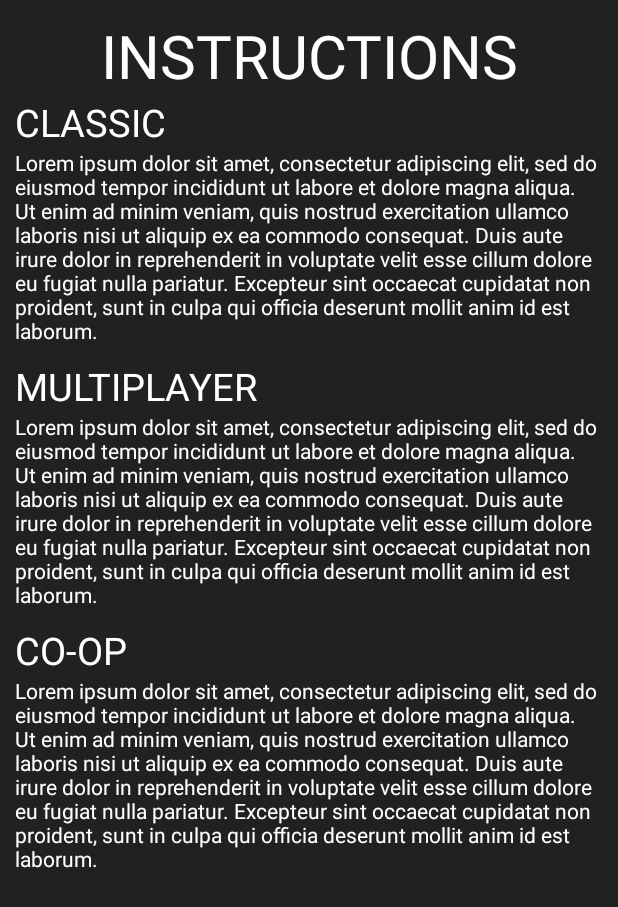
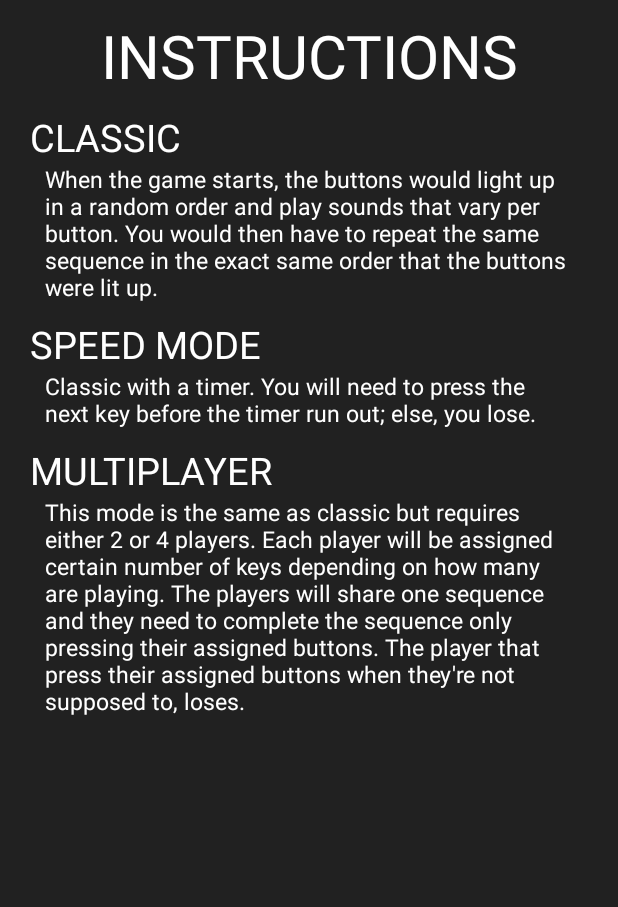
Before and after one commit to iamraafi/Copy_Simon, an Android app: the InstructionsActivity screen opened directly, with no data from a screen before it, on a phone screen of 412 x 824 dp. Shown: the top 907 px of the screen. Run offline under Robolectric (Android 15) with nearby library versions, the phone set to English and light mode, and no system bars.

```diff
--- a/app/src/main/java/ph/edu/dlsu/mobapde/copy_simon/PostGameActivity.java
+++ b/app/src/main/java/ph/edu/dlsu/mobapde/copy_simon/PostGameActivity.java
@@ -89,7 +89,7 @@ public class PostGameActivity extends AppCompatActivity {
             }
         });
 
-        Log.i("postGame", "score " + dbhelper.getLowest(table));
+        Log.i("postGame", "lowest score " + dbhelper.getLowest(table));
         if(score > dbhelper.getLowest(table)){
             newHighScore.show();
         }
--- a/app/src/main/res/layout/activity_instructions.xml
+++ b/app/src/main/res/layout/activity_instructions.xml
@@ -6,19 +6,22 @@
     tools:context="ph.edu.dlsu.mobapde.copy_simon.InstructionsActivity"
     android:orientation="vertical"
     android:padding="10dp">
+
+    <TextView
+        android:layout_width="match_parent"
+        android:layout_height="wrap_content"
+        android:text="INSTRUCTIONS"
+        android:textSize="40sp"
+        android:gravity="center"/>
+
     <ScrollView
         android:layout_width="match_parent"
-        android:layout_height="wrap_content">
+        android:layout_height="wrap_content"
+        android:padding="10dp">
         <LinearLayout
             android:layout_width="wrap_content"
             android:layout_height="wrap_content"
             android:orientation="vertical">
-            <TextView
-                android:layout_width="match_parent"
-                android:layout_height="wrap_content"
-                android:text="INSTRUCTIONS"
-                android:textSize="40sp"
-                android:gravity="center"/>
 
             <TextView
                 android:layout_width="match_parent"
@@ -28,8 +31,28 @@
             <TextView
                 android:layout_width="match_parent"
                 android:layout_height="wrap_content"
-                android:text="Lorem ipsum dolor sit amet, consectetur adipiscing elit, sed do eiusmod tempor incididunt ut labore et dolore magna aliqua. Ut enim ad minim veniam, quis nostrud exercitation ullamco laboris nisi ut aliquip ex ea commodo consequat. Duis aute irure dolor in reprehenderit in voluptate velit esse cillum dolore eu fugiat nulla pariatur. Excepteur sint occaecat cupidatat non proident, sunt in culpa qui officia deserunt mollit anim id est laborum."
-                android:layout_marginBottom="10dp"/>
+                android:textSize="15sp"
+                android:paddingBottom="10dp"
+                android:paddingLeft="10dp"
+                android:paddingRight="10dp"
+                android:text="@string/instructions_classic"/>
+
+
+            <TextView
+                android:layout_width="match_parent"
+                android:layout_height="wrap_content"
+                android:text="SPEED MODE"
+                android:textSize="25sp"/>
+
+            <TextView
+                android:layout_width="match_parent"
+                android:layout_height="wrap_content"
+                android:textSize="15sp"
+                android:paddingBottom="10dp"
+                android:paddingLeft="10dp"
+                android:paddingRight="10dp"
+                android:text="@string/instructions_speed"
+                />
 
             <TextView
                 android:layout_width="match_parent"
@@ -40,20 +63,12 @@
             <TextView
                 android:layout_width="match_parent"
                 android:layout_height="wrap_content"
-                android:text="Lorem ipsum dolor sit amet, consectetur adipiscing elit, sed do eiusmod tempor incididunt ut labore et dolore magna aliqua. Ut enim ad minim veniam, quis nostrud exercitation ullamco laboris nisi ut aliquip ex ea commodo consequat. Duis aute irure dolor in reprehenderit in voluptate velit esse cillum dolore eu fugiat nulla pariatur. Excepteur sint occaecat cupidatat non proident, sunt in culpa qui officia deserunt mollit anim id est laborum."
-                android:layout_marginBottom="10dp"/>
+                android:textSize="15sp"
+                android:paddingBottom="10dp"
+                android:paddingLeft="10dp"
+                android:paddingRight="10dp"
+                android:text="@string/instructions_multiplayer"/>
 
-            <TextView
-                android:layout_width="match_parent"
-                android:layout_height="wrap_content"
-                android:text="CO-OP"
-                android:textSize="25sp"/>
-
-            <TextView
-                android:layout_width="match_parent"
-                android:layout_height="wrap_content"
-                android:text="Lorem ipsum dolor sit amet, consectetur adipiscing elit, sed do eiusmod tempor incididunt ut labore et dolore magna aliqua. Ut enim ad minim veniam, quis nostrud exercitation ullamco laboris nisi ut aliquip ex ea commodo consequat. Duis aute irure dolor in reprehenderit in voluptate velit esse cillum dolore eu fugiat nulla pariatur. Excepteur sint occaecat cupidatat non proident, sunt in culpa qui officia deserunt mollit anim id est laborum."
-                />
         </LinearLayout>
     </ScrollView>
 </LinearLayout>
--- a/app/src/main/res/values/strings.xml
+++ b/app/src/main/res/values/strings.xml
@@ -1,6 +1,14 @@
 <resources>
-    <string name="app_name">Copy_Simon</string>
+    <string name="app_name">Copy Simon</string>
     <string name="title_activity_temp">Temp</string>
     <string name="action_settings">Settings</string>
     <string name="section_format">Hello World from section: %1$d</string>
+
+    <string name="instructions_classic">When the game starts, the buttons would light up in a random order and play sounds that vary per button.
+        You would then have to repeat the same sequence in the exact same order that the buttons were lit up.</string>
+    <string name="instructions_multiplayer">This mode is the same as classic but requires either 2 or 4 players.
+        Each player will be assigned certain number of keys depending on how many are playing.
+        The players will share one sequence and they need to complete the sequence only pressing their assigned buttons.
+        The player that press their assigned buttons when they're not supposed to, loses.</string>
+    <string name="instructions_speed">Classic with a timer. You will need to press the next key before the timer run out; else, you lose.</string>
 </resources>
--- a/build.gradle
+++ b/build.gradle
@@ -6,7 +6,7 @@ buildscript {
         google()
     }
     dependencies {
-        classpath 'com.android.tools.build:gradle:3.0.0'
+        classpath 'com.android.tools.build:gradle:3.0.1'
 
         // NOTE: Do not place your application dependencies here; they belong
         // in the individual module build.gradle files
```
Also changed, not shown: app/src/main/java/ph/edu/dlsu/mobapde/copy_simon/GameActivity.java (+8 -0 lines), app/src/main/java/ph/edu/dlsu/mobapde/copy_simon/HighScoreActivity.java (+8 -3 lines), app/src/main/res/layout/activity_high_score.xml (+4 -4 lines), app/src/main/res/drawable/green_button_off.9.png (added), app/src/main/res/drawable/yellow_button_off.9.png (added).
